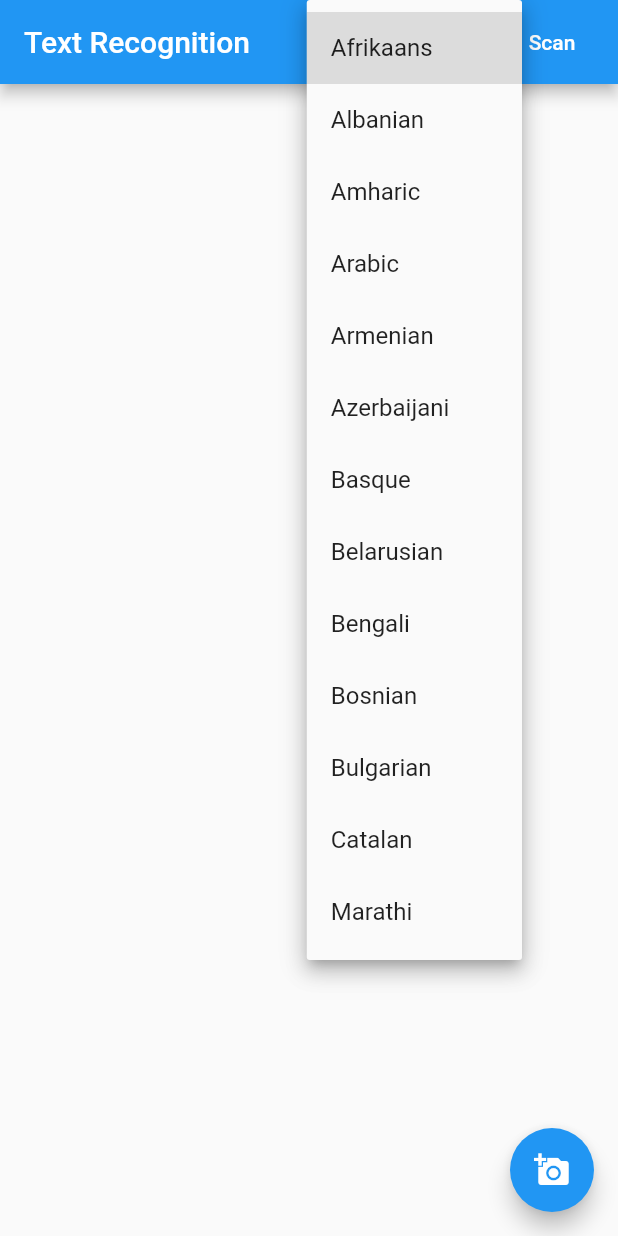
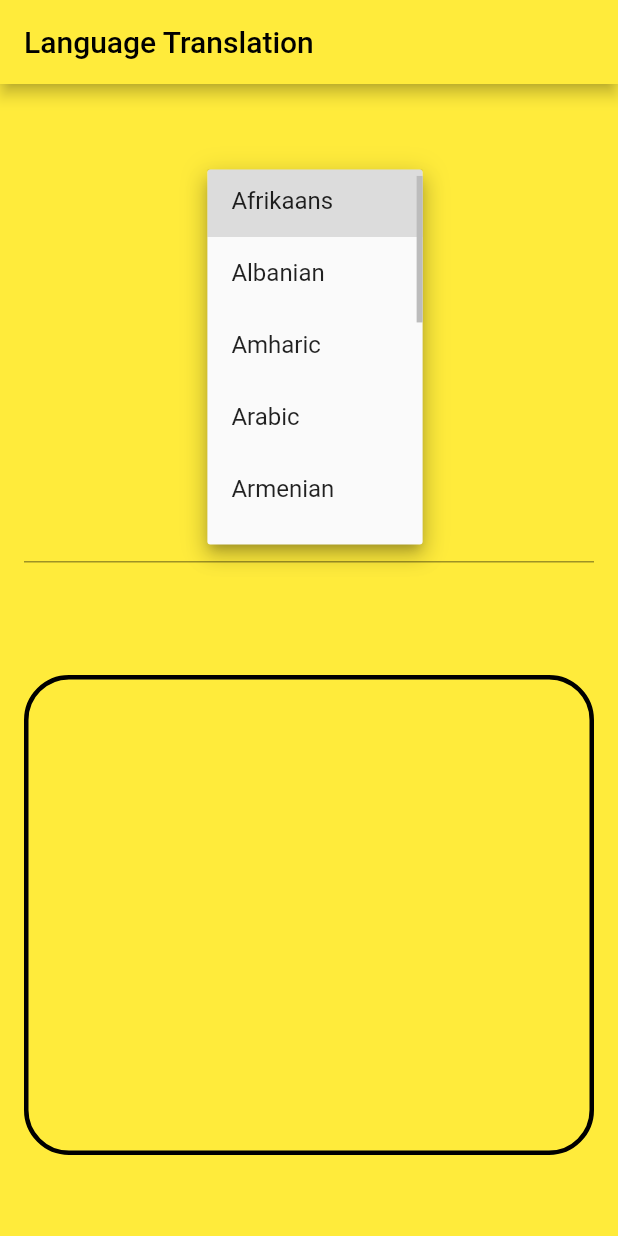
Before and after one commit to kushv16/CaptureIT, a Flutter app: the screen it shows after launch, after a tap on "Afrikaans", on a phone screen of 412 x 824 dp. Run offline on Flutter 3.47's test engine with Material 2 defaults, Android fonts, the light colour scheme and no system bars; our stand-ins replace image_picker; missing offline and left inert: barcode_scan, clipboard, dart:ffi, firebase_ml_vision, translator; accounts and stored records are empty.

Commit message:
add translate screen

```diff
--- a/lib/main.dart
+++ b/lib/main.dart
@@ -34,9 +34,9 @@
   void initState() {
     super.initState();
     Timer(
-        Duration(seconds: 3),
+        Duration(seconds: 1),
         () => Navigator.pushReplacement(context,
-            MaterialPageRoute(builder: (context) => ImageTranslate())));
+            MaterialPageRoute(builder: (context) => TextTranslate())));
   }
 
   @override
--- a/lib/pages/text_translate.dart
+++ b/lib/pages/text_translate.dart
@@ -1,15 +1,16 @@
 import 'package:flutter/material.dart';
 import 'package:translator/translator.dart';
 
-class Home extends StatefulWidget {
+class TextTranslate extends StatefulWidget {
   @override
   _HomeState createState() => _HomeState();
 }
 
-class _HomeState extends State<Home> {
+class _HomeState extends State<TextTranslate> {
   GoogleTranslator translator = GoogleTranslator();
 
   String text = "how are you";
+  String _value ="af";
 
   void translate() {
     translator.translate(text, to: "mr").then((output) {
@@ -23,24 +24,100 @@
   Widget build(BuildContext context) {
     return Scaffold(
         appBar: AppBar(
+          backgroundColor: Colors.yellow,
           title: Text(
             "Language Translation",
-            style: new TextStyle(color: Colors.red),
+            style: new TextStyle(color: Colors.black),
           ),
         ),
-        body: Container(
-          height: MediaQuery.of(context).size.height,
-          width: MediaQuery.of(context).size.width,
-          child: Column(
-              mainAxisAlignment: MainAxisAlignment.center,
-              children: <Widget>[
-                Text(text),
-                RaisedButton(
-                    onPressed: () {
-                      translate();
-                    },
-                    child: Text("Translate this text"))
-              ]),
-        ));
+        backgroundColor: Colors.yellow,
+        body: Center (
+        child: Column(
+          crossAxisAlignment: CrossAxisAlignment.center,
+          mainAxisAlignment: MainAxisAlignment.center,
+          children: [
+          Container(
+            height: 320,
+            width:380,
+            color:Colors.transparent,
+            child:Container(
+            child:Column(
+              crossAxisAlignment: CrossAxisAlignment.center,
+              mainAxisAlignment: MainAxisAlignment.start,
+              children:[
+                Container(
+                  height:70,
+                  child: DropdownButton(
+                  menuMaxHeight: 250,
+                  value: _value,
+                  items: [
+                    DropdownMenuItem(child: Text("Afrikaans"), value: "af"),
+                    DropdownMenuItem(child: Text("Albanian"), value: "sq"),
+                    DropdownMenuItem(child: Text("Amharic"), value: "am"),
+                    DropdownMenuItem(child: Text("Arabic"), value: "ar"),
+                    DropdownMenuItem(child: Text("Armenian"), value: "hy"),
+                    DropdownMenuItem(child: Text("Azerbaijani"), value: "az"),
+                    DropdownMenuItem(child: Text("Basque"), value: "eu"),
+                    DropdownMenuItem(child: Text("Belarusian"), value: "be"),
+                    DropdownMenuItem(child: Text("Bengali"), value: "bn"),
+                    DropdownMenuItem(child: Text("Bosnian"), value: "bs"),
+                    DropdownMenuItem(child: Text("Bulgarian"), value: "bg"),
+                    DropdownMenuItem(child: Text("Catalan"), value: "ca"),
+                    DropdownMenuItem(child: Text("Marathi"), value: "mr"),
+                  ],
+                  hint: Text(
+                    "Select item",
+                    style: TextStyle(color: Colors.white),
+                  ),
+          onChanged: (String? newValue) {
+            setState(() {
+              _value = newValue!;
+            });
+            },
+          ),
+                ),
+                Container(
+                height:242,
+                // color: Colors.white,
+                decoration: BoxDecoration(
+                  color: Colors.transparent,
+            ),
+                child: TextFormField(
+                  maxLines: 9,
+                  decoration: InputDecoration(
+                    fillColor: Colors.white,
+                    focusedBorder:OutlineInputBorder(
+                      borderSide: const BorderSide(color: Colors.black, width: 3),
+                      borderRadius: BorderRadius.circular(30.0),
+                    ),
+                  ),
+                ),
+                )
+              ]
+              ),
+            ),
+          ),
+          Padding(padding: EdgeInsets.fromLTRB(10, 10, 10, 10),),
+          Container(
+            height: 320,
+            width:380,
+            color:Colors.transparent,
+            child:Container(
+              decoration: BoxDecoration(
+              color: Colors.transparent,
+              border: Border.all(
+                color: Colors.black,
+                width: 3,
+              ),
+              borderRadius: BorderRadius.all(
+              Radius.circular(30),
+              ),
+            ),
+            )
+          ),
+        ],
+        ),
+        )
+        );
   }
 }
--- a/lib/pages/translation_page.dart
+++ b/lib/pages/translation_page.dart
@@ -15,6 +15,6 @@
 class _TranslateAppState extends State<TranslateApp> {
   @override
   Widget build(BuildContext context) {
-    return Home();
+    return TextTranslate();
   }
 }
```
